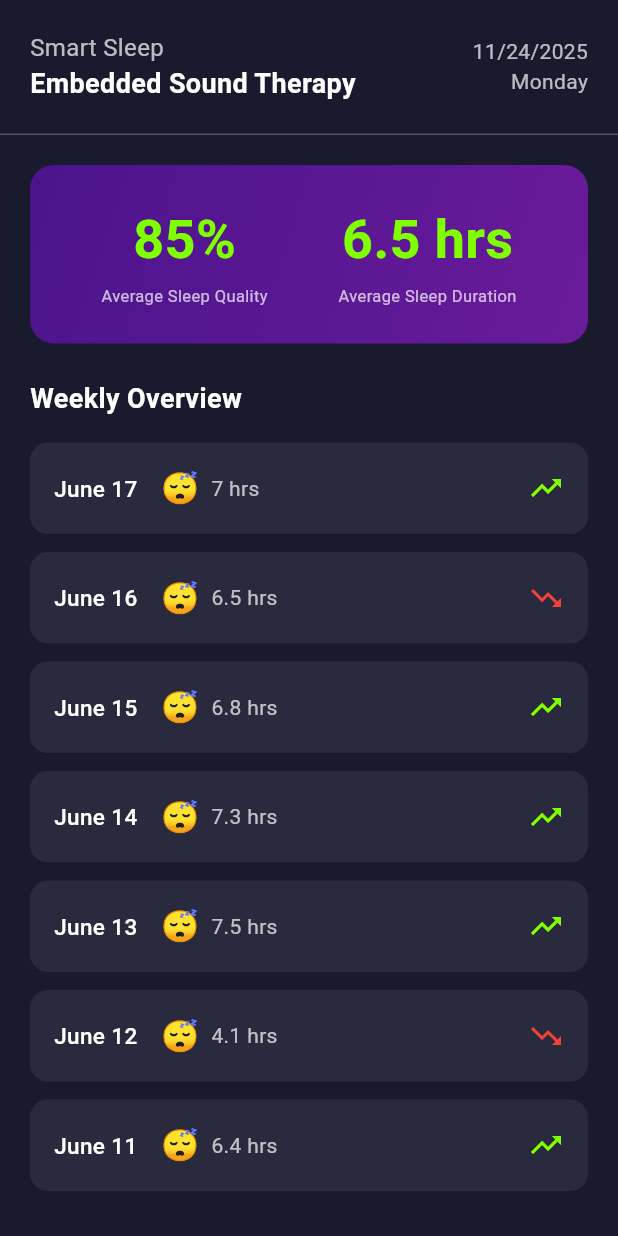
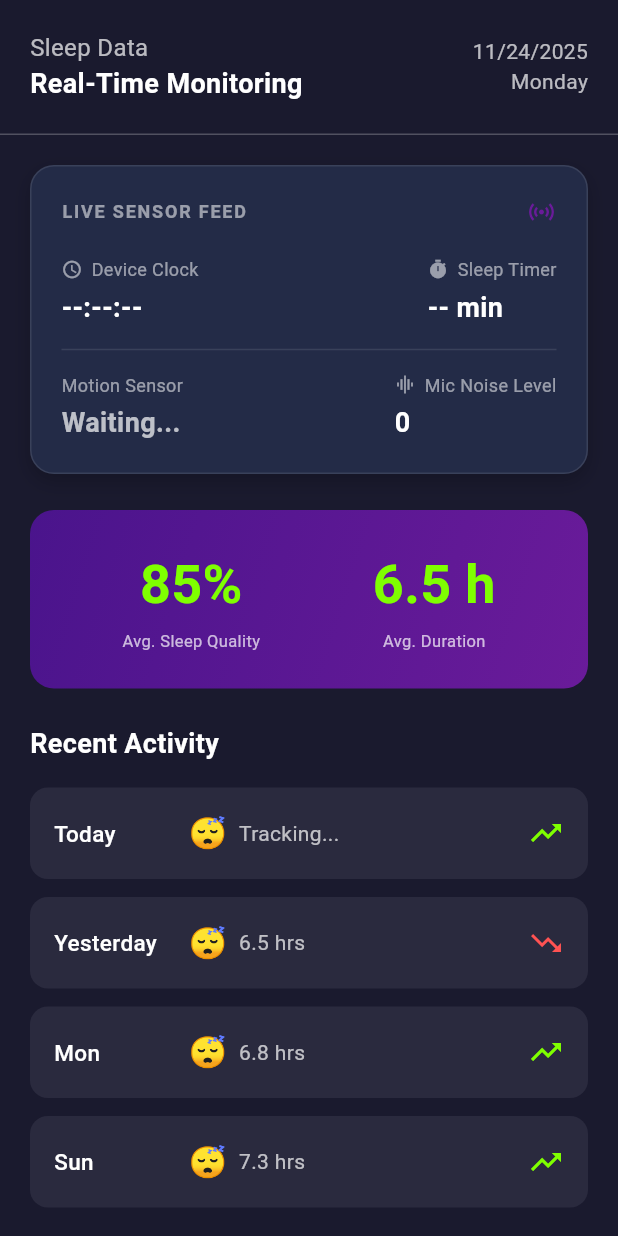
Before and after one commit to FrancisEugenio28/Sleep-Sound-Therapy-Mobile-App, a Flutter app: the SleepDataPageContent screen opened directly, on a phone screen of 412 x 824 dp. Run offline on Flutter 3.47's test engine with Material 3 defaults, Android fonts, the light colour scheme and no system bars; our stand-ins replace flutter_bluetooth_serial, just_audio, permission_handler, syncfusion_flutter_sliders; missing offline and left inert: rive_animated_icon; Roboto replaces fonts that are missing (Sans-serif).

Commit message:
update sleep data

```diff
--- a/lib/pages/sleep_data.dart
+++ b/lib/pages/sleep_data.dart
@@ -1,28 +1,118 @@
+import 'dart:async';
 import 'package:flutter/material.dart';
 import '../widgets/shared_header.dart';
+import '../bluetooth_controller.dart'; // Import the controller
 
-class SleepDataPageContent extends StatelessWidget {
+class SleepDataPageContent extends StatefulWidget {
   const SleepDataPageContent({super.key});
+
+  @override
+  State<SleepDataPageContent> createState() => _SleepDataPageContentState();
+}
+
+class _SleepDataPageContentState extends State<SleepDataPageContent> {
+  // Controller
+  final BluetoothController _btController = BluetoothController();
+  StreamSubscription? _streamSubscription;
+
+  // Real-Time State Variables
+  String _systemTime = "--:--:--";
+  String _motionStatus = "Waiting...";
+  String _sleepTimer = "-- min";
+  String _micLevel = "0";
+
+  // Colors for dynamic status
+  Color _motionColor = Colors.white70;
+
+  @override
+  void initState() {
+    super.initState();
+    _listenToBluetooth();
+  }
+
+  @override
+  void dispose() {
+    _streamSubscription?.cancel();
+    super.dispose();
+  }
+
+  void _listenToBluetooth() {
+    _streamSubscription = _btController.dataStream.listen((message) {
+      if (!mounted) return;
+
+      // Expected Format from ESP32:
+      // DATA:12:00:00|YES|1800|45000|50
+      // Time | Motion | SleepSeconds | MicLevel | Volume
+
+      if (message.startsWith("DATA:")) {
+        try {
+          String cleanData = message.substring(5); // Remove "DATA:"
+          List<String> parts = cleanData.split('|');
+
+          if (parts.length >= 4) {
+            String rawTime = parts[0];
+            String rawMotion = parts[1];
+            int secondsLeft = int.tryParse(parts[2]) ?? 0;
+            String rawMic = parts[3];
+
+            setState(() {
+              _systemTime = rawTime;
+
+              // Motion Logic
+              if (rawMotion == "YES") {
+                _motionStatus = "DETECTED";
+                _motionColor = Colors.redAccent;
+              } else {
+                _motionStatus = "None";
+                _motionColor = const Color(0xFF4CAF50); // Green
+              }
+
+              // Timer Logic (Convert seconds to Mins:Secs)
+              int mins = secondsLeft ~/ 60;
+              int secs = secondsLeft % 60;
+              _sleepTimer = "${mins}m ${secs}s";
+
+              _micLevel = rawMic;
+            });
+          }
+        } catch (e) {
+          print("Parse Error: $e");
+        }
+      }
+    });
+  }
 
   @override
   Widget build(BuildContext context) {
     return Scaffold(
+      backgroundColor: const Color(0xFF1a1a2e),
       body: SafeArea(
         child: Column(
           children: [
-            const SharedHeader(),
+            const SharedHeader(
+              title: 'Sleep Data',
+              subtitle: 'Real-Time Monitoring',
+            ),
             const Divider(color: Colors.white24, height: 1),
+
             Expanded(
               child: SingleChildScrollView(
                 padding: const EdgeInsets.all(20.0),
                 child: Column(
                   crossAxisAlignment: CrossAxisAlignment.start,
                   children: [
+                    // 1. Real-Time Monitor Card (The New Part)
+                    _buildRealTimeMonitor(),
+
+                    const SizedBox(height: 24),
+
+                    // 2. Static Stats (Placeholder for historical data)
                     _buildStatsCard(),
+
                     const SizedBox(height: 24),
+
+                    // 3. Weekly Overview
                     _buildWeeklyOverview(),
-                    const SizedBox(height: 24),
-                    _buildLastNightSection(),
                   ],
                 ),
               ),
@@ -33,16 +123,113 @@ class SleepDataPageContent extends StatelessWidget {
     );
   }
 
+  // --- WIDGETS ---
+
+  Widget _buildRealTimeMonitor() {
+    return Container(
+      width: double.infinity,
+      padding: const EdgeInsets.all(20.0),
+      decoration: BoxDecoration(
+        color: const Color(0xFF232b47),
+        borderRadius: BorderRadius.circular(16),
+        border: Border.all(color: Colors.white10),
+        boxShadow: [
+          BoxShadow(
+            color: Colors.black.withOpacity(0.2),
+            blurRadius: 10,
+            offset: const Offset(0, 5),
+          ),
+        ],
+      ),
+      child: Column(
+        crossAxisAlignment: CrossAxisAlignment.start,
+        children: [
+          const Row(
+            mainAxisAlignment: MainAxisAlignment.spaceBetween,
+            children: [
+              Text(
+                'LIVE SENSOR FEED',
+                style: TextStyle(
+                  color: Colors.white54,
+                  fontSize: 12,
+                  fontWeight: FontWeight.bold,
+                  letterSpacing: 1.2,
+                ),
+              ),
+              Icon(Icons.sensors, color: Color(0xFF6a1b9a), size: 20),
+            ],
+          ),
+          const SizedBox(height: 20),
+
+          // Row 1: Time & Timer
+          Row(
+            mainAxisAlignment: MainAxisAlignment.spaceBetween,
+            children: [
+              _buildLiveItem("Device Clock", _systemTime, Icons.access_time),
+              _buildLiveItem("Sleep Timer", _sleepTimer, Icons.timer),
+            ],
+          ),
+
+          const Divider(color: Colors.white10, height: 30),
+
+          // Row 2: Motion & Mic
+          Row(
+            mainAxisAlignment: MainAxisAlignment.spaceBetween,
+            children: [
+              Column(
+                crossAxisAlignment: CrossAxisAlignment.start,
+                children: [
+                  const Text("Motion Sensor", style: TextStyle(color: Colors.white54, fontSize: 12)),
+                  const SizedBox(height: 4),
+                  Text(
+                    _motionStatus,
+                    style: TextStyle(
+                      color: _motionColor,
+                      fontSize: 18,
+                      fontWeight: FontWeight.bold,
+                    ),
+                  ),
+                ],
+              ),
+              _buildLiveItem("Mic Noise Level", _micLevel, Icons.graphic_eq),
+            ],
+          ),
+        ],
+      ),
+    );
+  }
+
+  Widget _buildLiveItem(String label, String value, IconData icon) {
+    return Column(
+      crossAxisAlignment: CrossAxisAlignment.start,
+      children: [
+        Row(
+          children: [
+            Icon(icon, color: Colors.white54, size: 14),
+            const SizedBox(width: 6),
+            Text(label, style: const TextStyle(color: Colors.white54, fontSize: 12)),
+          ],
+        ),
+        const SizedBox(height: 4),
+        Text(
+          value,
+          style: const TextStyle(
+            color: Colors.white,
+            fontSize: 18,
+            fontWeight: FontWeight.bold,
+          ),
+        ),
+      ],
+    );
+  }
+
   Widget _buildStatsCard() {
     return Container(
       width: double.infinity,
       padding: const EdgeInsets.all(24.0),
       decoration: BoxDecoration(
         gradient: const LinearGradient(
-          colors: [
-            Color(0xFF4a148c),
-            Color(0xFF6a1b9a),
-          ],
+          colors: [Color(0xFF4a148c), Color(0xFF6a1b9a)],
           begin: Alignment.topLeft,
           end: Alignment.bottomRight,
         ),
@@ -63,7 +250,7 @@ class SleepDataPageContent extends StatelessWidget {
               ),
               SizedBox(height: 4),
               Text(
-                'Average Sleep Quality',
+                'Avg. Sleep Quality',
                 textAlign: TextAlign.center,
                 style: TextStyle(fontSize: 11, color: Colors.white70),
               ),
@@ -72,7 +259,7 @@ class SleepDataPageContent extends StatelessWidget {
           Column(
             children: [
               Text(
-                '6.5 hrs',
+                '6.5 h',
                 style: TextStyle(
                   fontSize: 36,
                   fontWeight: FontWeight.bold,
@@ -81,7 +268,7 @@ class SleepDataPageContent extends StatelessWidget {
               ),
               SizedBox(height: 4),
               Text(
-                'Average Sleep Duration',
+                'Avg. Duration',
                 textAlign: TextAlign.center,
                 style: TextStyle(fontSize: 11, color: Colors.white70),
               ),
@@ -94,20 +281,17 @@ class SleepDataPageContent extends StatelessWidget {
 
   Widget _buildWeeklyOverview() {
     final weekData = [
-      {'date': 'June 17', 'emoji': '😴', 'hours': '7 hrs', 'trend': true},
-      {'date': 'June 16', 'emoji': '😴', 'hours': '6.5 hrs', 'trend': false},
-      {'date': 'June 15', 'emoji': '😴', 'hours': '6.8 hrs', 'trend': true},
-      {'date': 'June 14', 'emoji': '😴', 'hours': '7.3 hrs', 'trend': true},
-      {'date': 'June 13', 'emoji': '😴', 'hours': '7.5 hrs', 'trend': true},
-      {'date': 'June 12', 'emoji': '😴', 'hours': '4.1 hrs', 'trend': false},
-      {'date': 'June 11', 'emoji': '😴', 'hours': '6.4 hrs', 'trend': true},
+      {'date': 'Today', 'emoji': '😴', 'hours': 'Tracking...', 'trend': true},
+      {'date': 'Yesterday', 'emoji': '😴', 'hours': '6.5 hrs', 'trend': false},
+      {'date': 'Mon', 'emoji': '😴', 'hours': '6.8 hrs', 'trend': true},
+      {'date': 'Sun', 'emoji': '😴', 'hours': '7.3 hrs', 'trend': true},
     ];
 
     return Column(
       crossAxisAlignment: CrossAxisAlignment.start,
       children: [
         const Text(
-          'Weekly Overview',
+          'Recent Activity',
           style: TextStyle(
             fontSize: 18,
             fontWeight: FontWeight.bold,
@@ -138,7 +322,9 @@ class SleepDataPageContent extends StatelessWidget {
         children: [
           Row(
             children: [
-              Text(
+              SizedBox(
+                width: 80,
+                child: Text(
                   date,
                   style: const TextStyle(
                     fontSize: 15,
@@ -146,55 +332,23 @@ class SleepDataPageContent extends StatelessWidget {
                     fontWeight: FontWeight.w500,
                   ),
                 ),
-              const SizedBox(width: 16),
-              Text(
-                emoji,
-                style: const TextStyle(fontSize: 20),
               ),
+              const SizedBox(width: 10),
+              Text(emoji, style: const TextStyle(fontSize: 20)),
               const SizedBox(width: 8),
               Text(
                 hours,
-                style: const TextStyle(
-                  fontSize: 14,
-                  color: Colors.white70,
-                ),
+                style: const TextStyle(fontSize: 14, color: Colors.white70),
               ),
             ],
           ),
           Icon(
             trendUp ? Icons.trending_up : Icons.trending_down,
-            color: trendUp ? const Color(0xFF7FFF00) : Colors.red,
+            color: trendUp ? const Color(0xFF7FFF00) : Colors.redAccent,
             size: 24,
           ),
         ],
       ),
     );
   }
-
-  Widget _buildLastNightSection() {
-    return const Column(
-      crossAxisAlignment: CrossAxisAlignment.start,
-      children: [
-        Text(
-          'Last Night\'s Sleep',
-          style: TextStyle(
-            fontSize: 18,
-            fontWeight: FontWeight.bold,
-            color: Colors.white,
-          ),
-        ),
-        SizedBox(height: 16),
-        Center(
-          child: Text(
-            'Sleep graph coming soon',
-            style: TextStyle(
-              fontSize: 14,
-              color: Colors.white38,
-              fontStyle: FontStyle.italic,
-            ),
-          ),
-        ),
-      ],
-    );
 }
-}
```
Lines whose indentation alone changed are shown as unchanged.
